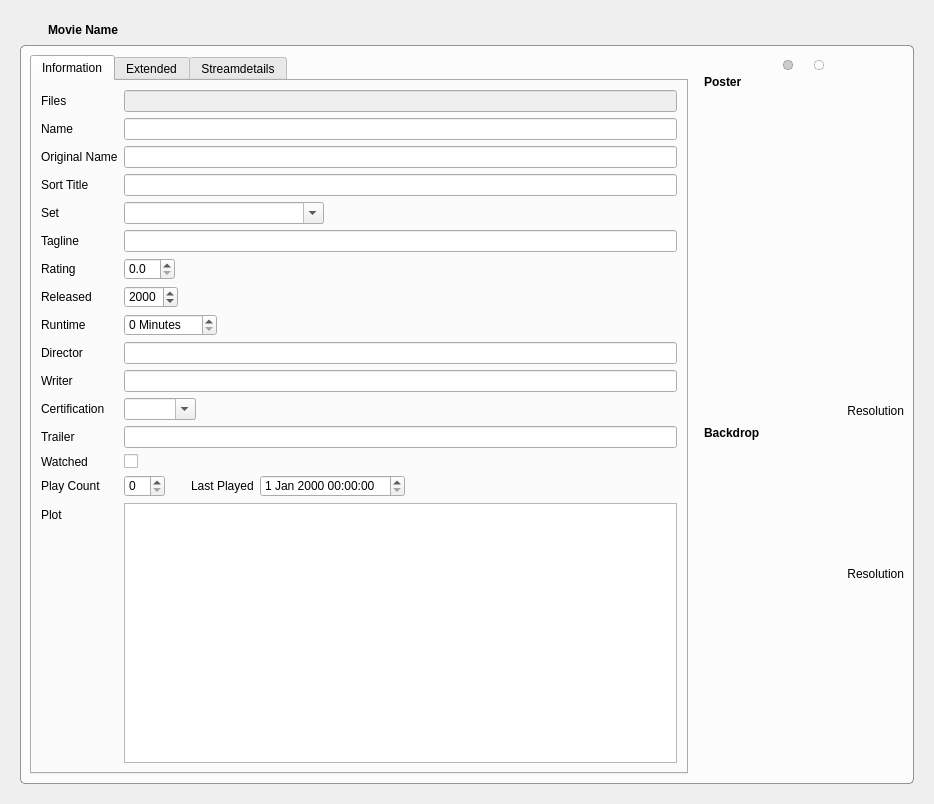
The window that movies/MovieWidget.ui (Komet/MediaElch) describes before a commit, drawn with Qt 5.
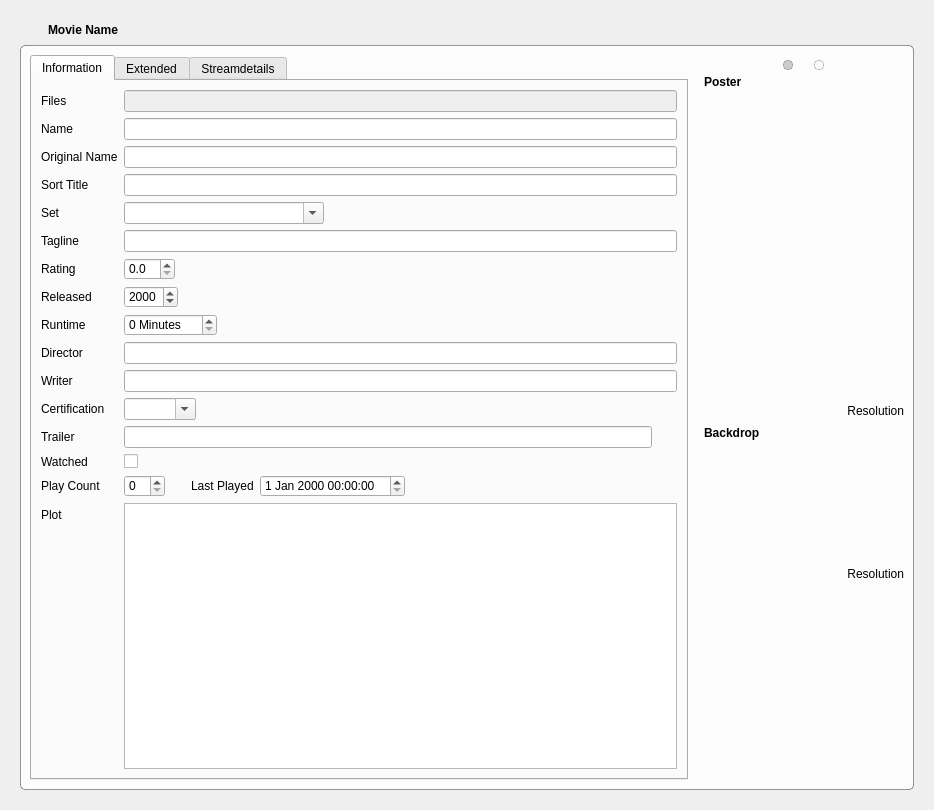
The same window after the commit. Icons and pictures are not drawn. Custom widgets are drawn as their Qt base class.

Commit message: Fixes #109 Added Trailer Downloader, SlidingStackedWidget and updates translation

Diff of the .ui file:
```diff
--- a/movies/MovieWidget.ui
+++ b/movies/MovieWidget.ui
@@ -7,7 +7,7 @@
     <x>0</x>
     <y>0</y>
     <width>934</width>
-    <height>804</height>
+    <height>810</height>
    </rect>
   </property>
   <property name="windowTitle">
@@ -287,9 +287,6 @@
                 </property>
                </widget>
               </item>
-              <item row="13" column="1">
-               <widget class="QLineEdit" name="trailer"/>
-              </item>
               <item row="14" column="0">
                <widget class="QLabel" name="label_20">
                 <property name="text">
@@ -358,6 +355,32 @@
               <item row="16" column="1">
                <widget class="QTextEdit" name="overview"/>
               </item>
+              <item row="13" column="1">
+               <layout class="QHBoxLayout" name="horizontalLayout_18">
+                <item>
+                 <widget class="QLineEdit" name="trailer"/>
+                </item>
+                <item>
+                 <widget class="QToolButton" name="buttonDownloadTrailer">
+                  <property name="cursor">
+                   <cursorShape>PointingHandCursor</cursorShape>
+                  </property>
+                  <property name="toolTip">
+                   <string>Download Trailer</string>
+                  </property>
+                  <property name="styleSheet">
+                   <string notr="true">QToolButton {
+	border: none;
+}</string>
+                  </property>
+                  <property name="icon">
+                   <iconset resource="../MediaElch.qrc">
+                    <normaloff>:/img/inbox.png</normaloff>:/img/inbox.png</iconset>
+                  </property>
+                 </widget>
+                </item>
+               </layout>
+              </item>
              </layout>
             </item>
            </layout>
@@ -1660,6 +1683,12 @@
    <header>smallWidgets/MediaFlags.h</header>
    <container>1</container>
   </customwidget>
+  <customwidget>
+   <class>SlidingStackedWidget</class>
+   <extends>QStackedWidget</extends>
+   <header>smallWidgets/SlidingStackedWidget.h</header>
+   <container>1</container>
+  </customwidget>
  </customwidgets>
  <tabstops>
   <tabstop>buttonRevert</tabstop>
```
Left out of the diff: 3 changed lines with no effect on the pictures. The commit also changes 23 other files.
